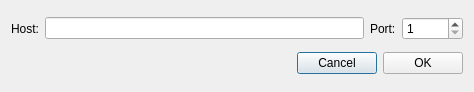
The window that src/gui/ui/newpooldialog.ui (Mythicaler/digitalkabwallet) describes before a commit, drawn with Qt 5.
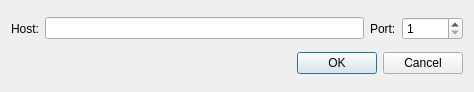
The same window after the commit.

Commit message: Swap OK & Cancel button in new Pool dialog

Patch:
```diff
--- a/src/gui/ui/newpooldialog.ui
+++ b/src/gui/ui/newpooldialog.ui
@@ -61,16 +61,16 @@
       </spacer>
      </item>
      <item>
-      <widget class="QPushButton" name="m_cancelButton">
+       <widget class="QPushButton" name="m_okButton">
        <property name="text">
-        <string>Cancel</string>
+           <string>OK</string>
        </property>
       </widget>
      </item>
      <item>
-      <widget class="QPushButton" name="m_okButton">
+      <widget class="QPushButton" name="m_cancelButton">
        <property name="text">
-        <string>OK</string>
+        <string>Cancel</string>
        </property>
       </widget>
      </item>
```
Lines whose indentation alone changed are shown as unchanged. The commit also changes 7 other files.
